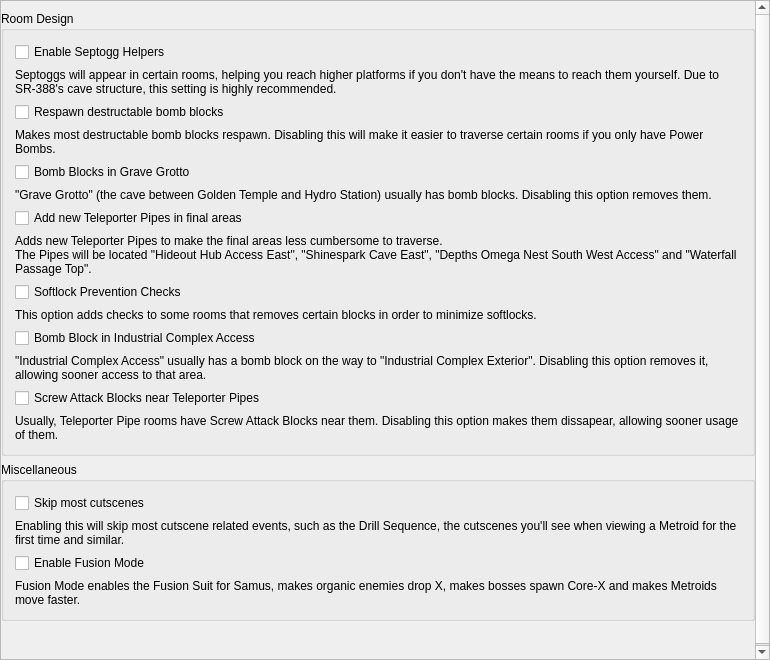
Above: randovania/gui/ui_files/preset_am2r_patches.ui from randovania/randovania before the change. Below: the same form after it.
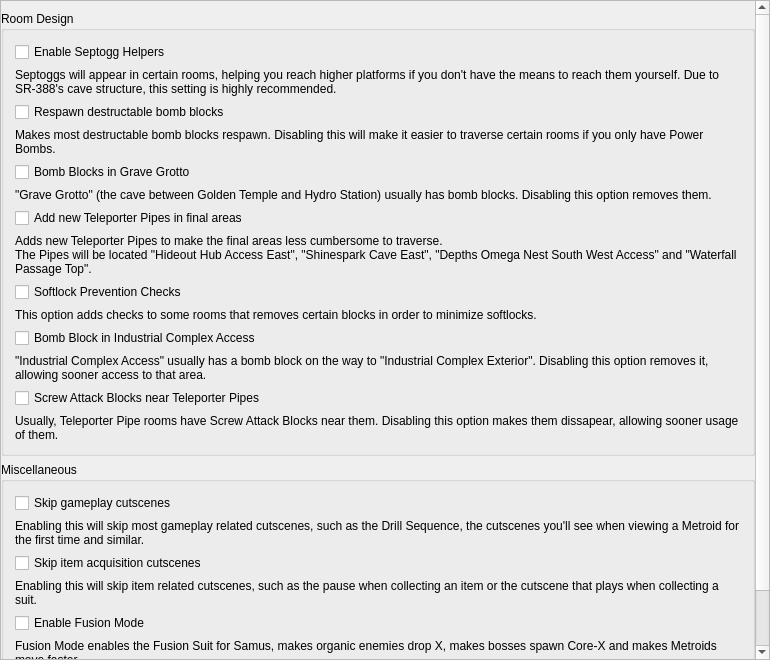
That is the form after the change.

Commit message: AM2R: Add option to skip item cutscenes

What changed in the file:
```diff
--- a/randovania/gui/ui_files/preset_am2r_patches.ui
+++ b/randovania/gui/ui_files/preset_am2r_patches.ui
@@ -44,7 +44,7 @@
          <x>0</x>
          <y>0</y>
          <width>745</width>
-         <height>770</height>
+         <height>840</height>
         </rect>
        </property>
        <layout class="QVBoxLayout" name="scroll_layout">
@@ -213,14 +213,31 @@
            <item>
             <widget class="QCheckBox" name="skip_cutscenes_check">
              <property name="text">
-              <string>Skip most cutscenes</string>
+              <string>Skip gameplay cutscenes</string>
              </property>
             </widget>
            </item>
            <item>
             <widget class="QLabel" name="skip_cutscenes_label">
              <property name="text">
-              <string>&lt;html&gt;&lt;head/&gt;&lt;body&gt;&lt;p&gt;Enabling this will skip most cutscene related events, such as the Drill Sequence, the cutscenes you'll see when viewing a Metroid for the first time and similar.&lt;/p&gt;&lt;/body&gt;&lt;/html&gt;</string>
+              <string>&lt;html&gt;&lt;head/&gt;&lt;body&gt;&lt;p&gt;Enabling this will skip most gameplay related cutscenes, such as the Drill Sequence, the cutscenes you'll see when viewing a Metroid for the first time and similar.&lt;/p&gt;&lt;/body&gt;&lt;/html&gt;</string>
+             </property>
+             <property name="wordWrap">
+              <bool>true</bool>
+             </property>
+            </widget>
+           </item>
+           <item>
+            <widget class="QCheckBox" name="skip_item_cutscenes_check">
+             <property name="text">
+              <string>Skip item acquisition cutscenes</string>
+             </property>
+            </widget>
+           </item>
+           <item>
+            <widget class="QLabel" name="skip_item_cutscenes_label">
+             <property name="text">
+              <string>Enabling this will skip item related cutscenes, such as the pause when collecting an item or the cutscene that plays when collecting a suit.</string>
              </property>
              <property name="wordWrap">
               <bool>true</bool>
```
The commit also changes 5 other files.
